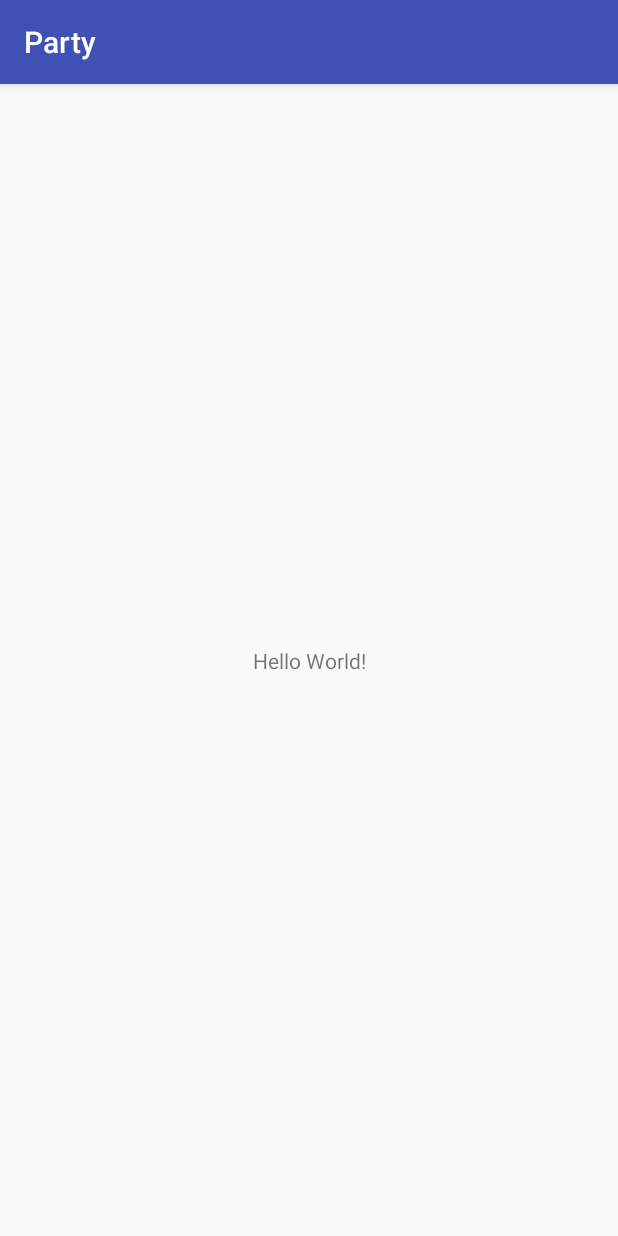
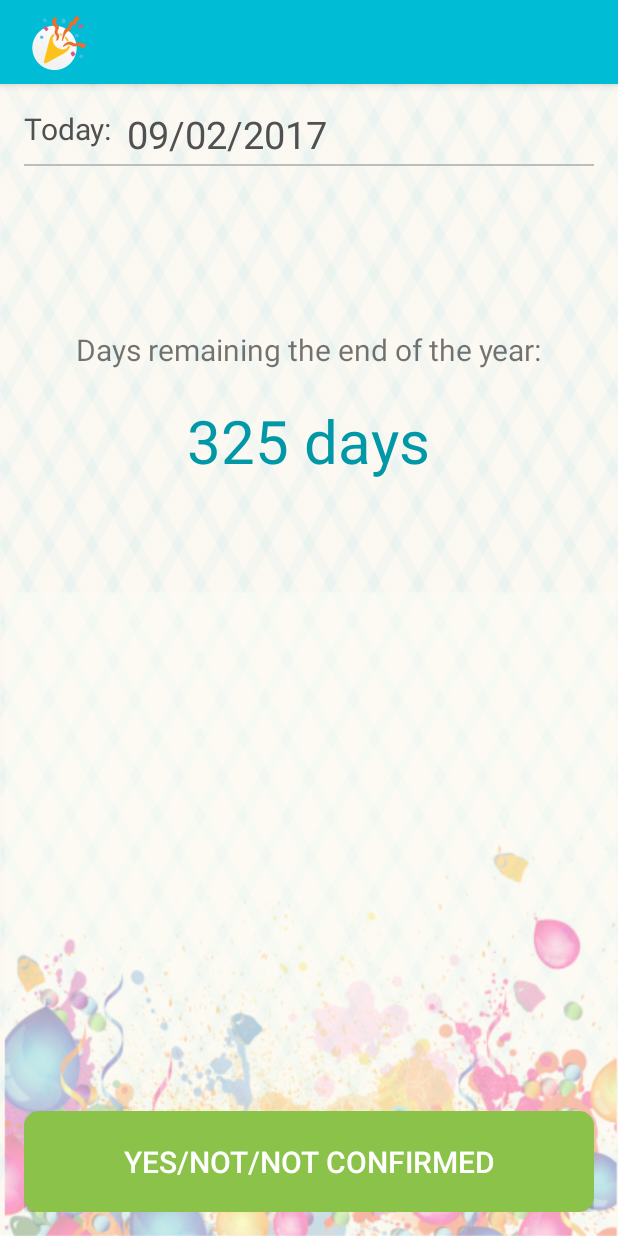
Before and after one commit to FernandoNardi/Party, an Android app: the screen it shows after launch (MainActivity), on a phone screen of 412 x 824 dp. Run offline under Robolectric (Android 15) with nearby library versions, the phone set to English and light mode, and no system bars.

Commit message:
Layout application. Udemy developer course kotlin - application android.

```diff
--- a/app/build.gradle
+++ b/app/build.gradle
@@ -1,4 +1,5 @@
 apply plugin: 'com.android.application'
+apply plugin: 'kotlin-android'
 
 android {
     compileSdkVersion 25
@@ -27,4 +28,8 @@ dependencies {
     compile 'com.android.support:appcompat-v7:25.3.1'
     compile 'com.android.support.constraint:constraint-layout:1.0.2'
     testCompile 'junit:junit:4.12'
+    compile "org.jetbrains.kotlin:kotlin-stdlib-jre7:$kotlin_version"
 }
+repositories {
+    mavenCentral()
+}
--- a/app/src/main/AndroidManifest.xml
+++ b/app/src/main/AndroidManifest.xml
@@ -5,6 +5,7 @@
     <application
         android:allowBackup="true"
         android:icon="@mipmap/ic_launcher"
+        android:logo="@mipmap/ic_launcher"
         android:label="@string/app_name"
         android:roundIcon="@mipmap/ic_launcher_round"
         android:supportsRtl="true"
@@ -16,6 +17,7 @@
                 <category android:name="android.intent.category.LAUNCHER" />
             </intent-filter>
         </activity>
+        <activity android:name=".DetailsActivity"></activity>
     </application>
 
 </manifest>
--- a/app/src/main/java/br/nardi/party/MainActivity.java
+++ /dev/null
@@ -1,13 +0,0 @@
-package br.nardi.party;
-
-import android.support.v7.app.AppCompatActivity;
-import android.os.Bundle;
-
-public class MainActivity extends AppCompatActivity {
-
-    @Override
-    protected void onCreate(Bundle savedInstanceState) {
-        super.onCreate(savedInstanceState);
-        setContentView(R.layout.activity_main);
-    }
-}
--- /dev/null
+++ b/app/src/main/java/br/nardi/party/MainActivity.kt
@@ -0,0 +1,17 @@
+package br.nardi.party
+
+import android.support.v7.app.AppCompatActivity
+import android.os.Bundle
+
+class MainActivity : AppCompatActivity() {
+
+    override fun onCreate(savedInstanceState: Bundle?) {
+        super.onCreate(savedInstanceState)
+        setContentView(R.layout.activity_main)
+
+        supportActionBar?.setDisplayShowTitleEnabled(false)
+        supportActionBar?.setDisplayShowHomeEnabled(true)
+        supportActionBar?.setIcon(R.mipmap.ic_launcher)
+    }
+
+}
--- /dev/null
+++ b/app/src/main/res/drawable/round_corner_button.xml
@@ -0,0 +1,7 @@
+<?xml version="1.0" encoding="utf-8"?>
+<shape xmlns:android="http://schemas.android.com/apk/res/android">
+
+    <corners android:radius="10dp" />
+    <solid android:color="@color/colorAccent" />
+
+</shape>
--- a/app/src/main/res/layout/activity_main.xml
+++ b/app/src/main/res/layout/activity_main.xml
@@ -1,18 +1,71 @@
 <?xml version="1.0" encoding="utf-8"?>
-<android.support.constraint.ConstraintLayout xmlns:android="http://schemas.android.com/apk/res/android"
-    xmlns:app="http://schemas.android.com/apk/res-auto"
+<RelativeLayout xmlns:android="http://schemas.android.com/apk/res/android"
     xmlns:tools="http://schemas.android.com/tools"
+    android:id="@+id/activity_main"
     android:layout_width="match_parent"
     android:layout_height="match_parent"
-    tools:context="br.nardi.party.MainActivity">
+    android:paddingBottom="@dimen/activity_vertical_margin"
+    android:paddingLeft="@dimen/activity_horizontal_margin"
+    android:background="@drawable/background"
+    android:paddingRight="@dimen/activity_horizontal_margin"
+    android:paddingTop="@dimen/activity_vertical_margin"
+    tools:context=".MainActivity">
 
     <TextView
+        android:id="@+id/text_label_today"
         android:layout_width="wrap_content"
         android:layout_height="wrap_content"
-        android:text="Hello World!"
-        app:layout_constraintBottom_toBottomOf="parent"
-        app:layout_constraintLeft_toLeftOf="parent"
-        app:layout_constraintRight_toRightOf="parent"
-        app:layout_constraintTop_toTopOf="parent" />
+        android:text="@string/today"
+        android:textColor="@color/colorPrimaryText"
+        android:textSize="20sp" />
 
-</android.support.constraint.ConstraintLayout>
+    <TextView
+        android:id="@+id/text_today"
+        android:layout_width="wrap_content"
+        android:layout_height="wrap_content"
+        android:layout_marginLeft="10dp"
+        android:layout_toRightOf="@id/text_label_today"
+        android:textColor="@color/colorPrimaryText"
+        android:text="09/02/2017"
+        android:textSize="25sp" />
+
+    <View
+        android:layout_width="match_parent"
+        android:layout_height="1dp"
+        android:layout_below="@id/text_label_today"
+        android:layout_marginTop="10dp"
+        android:background="@color/colorDivider" />
+
+    <TextView
+        android:id="@+id/text_label_days_left"
+        android:layout_width="wrap_content"
+        android:layout_height="wrap_content"
+        android:layout_below="@id/text_label_today"
+        android:layout_centerHorizontal="true"
+        android:layout_marginTop="120dp"
+        android:text="@string/days_remaining_towards_the_end_of_the_year"
+        android:textSize="20sp" />
+
+    <TextView
+        android:id="@+id/text_days_left"
+        android:layout_width="wrap_content"
+        android:layout_height="wrap_content"
+        android:layout_below="@id/text_label_days_left"
+        android:layout_centerHorizontal="true"
+        android:padding="20sp"
+        android:textColor="@color/colorPrimaryDark"
+        android:text="325 days"
+        android:textSize="40sp" />
+
+    <Button
+        android:id="@+id/button_confirm"
+        android:layout_width="match_parent"
+        android:layout_height="wrap_content"
+        android:layout_alignParentBottom="true"
+        android:padding="20dp"
+        android:background="@drawable/round_corner_button"
+        android:text="yes/not/not confirmed"
+        android:textColor="@color/colorTextWhite"
+        android:textSize="20sp" />
+
+</RelativeLayout>
--- a/app/src/main/res/values/colors.xml
+++ b/app/src/main/res/values/colors.xml
@@ -1,6 +1,11 @@
 <?xml version="1.0" encoding="utf-8"?>
 <resources>
-    <color name="colorPrimary">#3F51B5</color>
-    <color name="colorPrimaryDark">#303F9F</color>
-    <color name="colorAccent">#FF4081</color>
+    <color name="colorPrimary">#00BCd4</color>
+    <color name="colorPrimaryLight">#B2EBF2</color>
+    <color name="colorPrimaryDark">#0097A7</color>
+    <color name="colorAccent">#8bc34a</color>
+    <color name="colorPrimaryText">#505050</color>
+    <color name="colorDivider">#BDBDBD</color>
+    <color name="colorLightGreen">#77bfa3</color>
+    <color name="colorTextWhite">#fff</color>
 </resources>
--- /dev/null
+++ b/app/src/main/res/values/dimens.xml
@@ -0,0 +1,5 @@
+<resources>
+    <!-- Default screen margins, per the Android Design guidelines. -->
+    <dimen name="activity_horizontal_margin">16dp</dimen>
+    <dimen name="activity_vertical_margin">16dp</dimen>
+</resources>
--- a/app/src/main/res/values/strings.xml
+++ b/app/src/main/res/values/strings.xml
@@ -1,3 +1,10 @@
 <resources>
     <string name="app_name">Party</string>
+    <string name="today">Today:</string>
+    <string name="days_remaining_towards_the_end_of_the_year">Days remaining the end of the year:</string>
+    <string name="are_you_going_to_participate">Are you going to participate?</string>
+    <string name="not_confirmed">Not confirmed</string>
+    <string name="yes">yes</string>
+    <string name="not">not</string>
+    <string name="days">days</string>
 </resources>
--- a/build.gradle
+++ b/build.gradle
@@ -1,11 +1,13 @@
 // Top-level build file where you can add configuration options common to all sub-projects/modules.
 
 buildscript {
+    ext.kotlin_version = '1.1.51'
     repositories {
         jcenter()
     }
     dependencies {
         classpath 'com.android.tools.build:gradle:2.3.3'
+        classpath "org.jetbrains.kotlin:kotlin-gradle-plugin:$kotlin_version"
 
         // NOTE: Do not place your application dependencies here; they belong
         // in the individual module build.gradle files
```
Also changed, not shown: app/src/main/java/br/nardi/party/DetailsActivity.kt (added, +16 -0 lines), app/src/main/res/layout/activity_details.xml (added, +38 -0 lines), app/src/main/res/drawable/background.png (added), app/src/main/res/mipmap-hdpi/ic_launcher.png, app/src/main/res/mipmap-mdpi/ic_launcher.png, app/src/main/res/mipmap-xhdpi/ic_launcher.png, app/src/main/res/mipmap-xxhdpi/ic_launcher.png, app/src/main/res/mipmap-xxxhdpi/ic_launcher.png.
